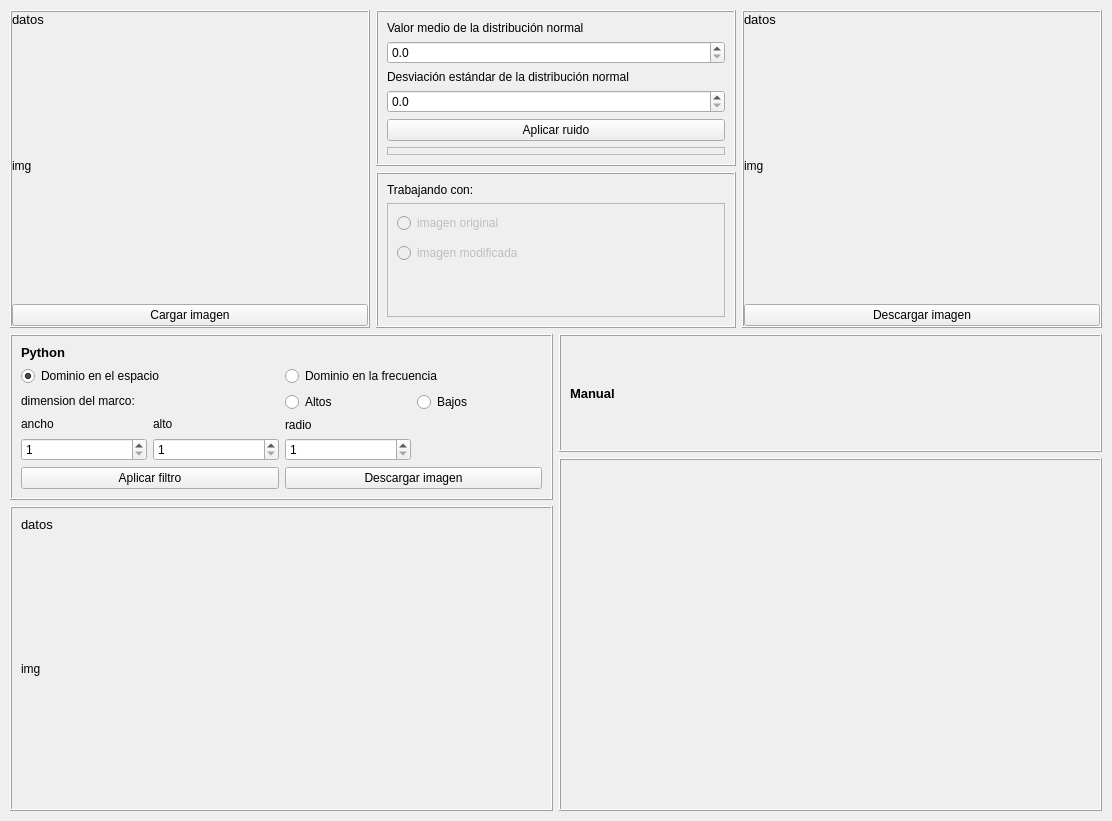
Above: gui.ui from leninrkb/reduccion-de-ruido-con-python before the change. Below: the same form after it.
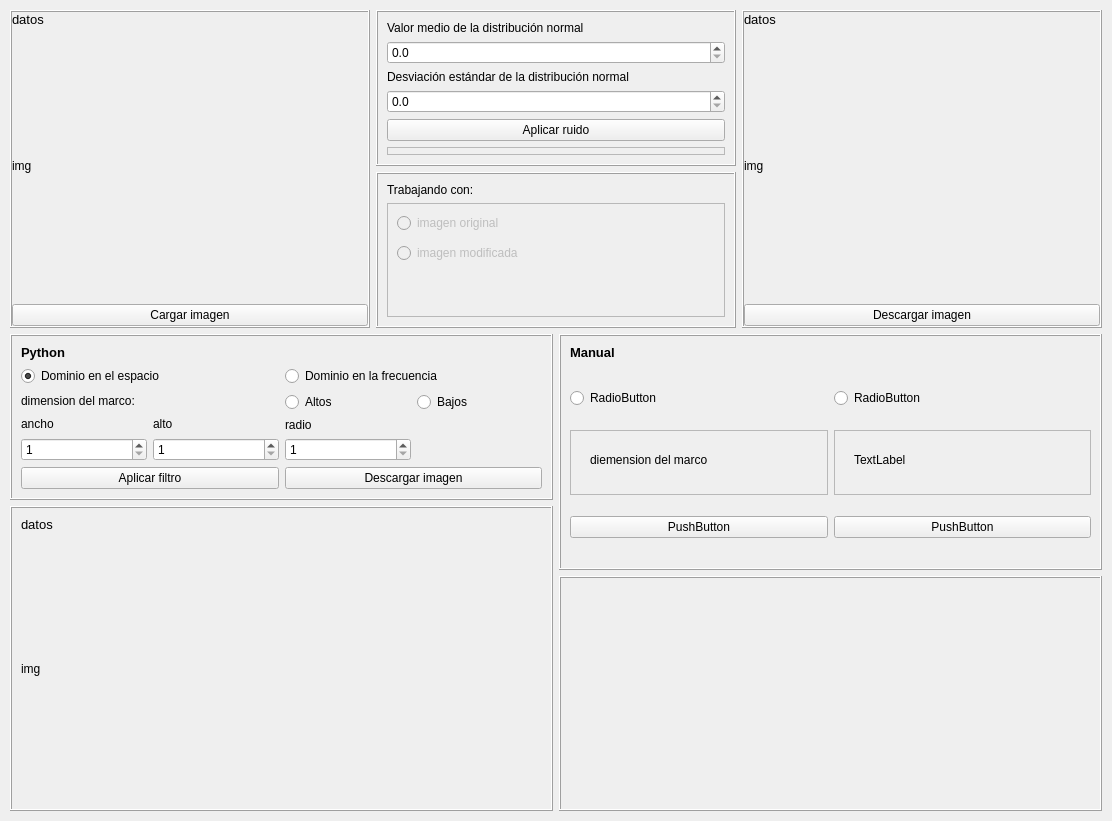
That is the form after the change.

The edit to the form file:
```diff
--- a/gui.ui
+++ b/gui.ui
@@ -653,7 +653,7 @@
          <property name="frameShadow">
           <enum>QFrame::Raised</enum>
          </property>
-         <layout class="QVBoxLayout" name="verticalLayout_8" stretch="1,3">
+         <layout class="QVBoxLayout" name="verticalLayout_8" stretch="1,1">
           <property name="leftMargin">
            <number>0</number>
           </property>
@@ -674,7 +674,7 @@
             <property name="frameShadow">
              <enum>QFrame::Raised</enum>
             </property>
-            <layout class="QVBoxLayout" name="verticalLayout_10" stretch="0">
+            <layout class="QVBoxLayout" name="verticalLayout_10" stretch="0,1">
              <item>
               <widget class="QLabel" name="label_4">
                <property name="font">
@@ -689,6 +689,179 @@
                </property>
               </widget>
              </item>
+             <item>
+              <widget class="QFrame" name="frame_20">
+               <property name="frameShape">
+                <enum>QFrame::NoFrame</enum>
+               </property>
+               <property name="frameShadow">
+                <enum>QFrame::Raised</enum>
+               </property>
+               <layout class="QVBoxLayout" name="verticalLayout_13">
+                <property name="spacing">
+                 <number>0</number>
+                </property>
+                <property name="leftMargin">
+                 <number>0</number>
+                </property>
+                <property name="topMargin">
+                 <number>0</number>
+                </property>
+                <property name="rightMargin">
+                 <number>0</number>
+                </property>
+                <property name="bottomMargin">
+                 <number>0</number>
+                </property>
+                <item>
+                 <widget class="QFrame" name="frame_21">
+                  <property name="frameShape">
+                   <enum>QFrame::NoFrame</enum>
+                  </property>
+                  <property name="frameShadow">
+                   <enum>QFrame::Raised</enum>
+                  </property>
+                  <layout class="QHBoxLayout" name="horizontalLayout_5">
+                   <property name="leftMargin">
+                    <number>0</number>
+                   </property>
+                   <property name="topMargin">
+                    <number>0</number>
+                   </property>
+                   <property name="rightMargin">
+                    <number>0</number>
+                   </property>
+                   <property name="bottomMargin">
+                    <number>0</number>
+                   </property>
+                   <item>
+                    <widget class="QRadioButton" name="radioButton">
+                     <property name="text">
+                      <string>RadioButton</string>
+                     </property>
+                    </widget>
+                   </item>
+                   <item>
+                    <widget class="QRadioButton" name="radioButton_2">
+                     <property name="text">
+                      <string>RadioButton</string>
+                     </property>
+                    </widget>
+                   </item>
+                  </layout>
+                 </widget>
+                </item>
+                <item>
+                 <widget class="QFrame" name="frame_22">
+                  <property name="frameShape">
+                   <enum>QFrame::NoFrame</enum>
+                  </property>
+                  <property name="frameShadow">
+                   <enum>QFrame::Raised</enum>
+                  </property>
+                  <layout class="QHBoxLayout" name="horizontalLayout_7">
+                   <property name="leftMargin">
+                    <number>0</number>
+                   </property>
+                   <property name="topMargin">
+                    <number>0</number>
+                   </property>
+                   <property name="rightMargin">
+                    <number>0</number>
+                   </property>
+                   <property name="bottomMargin">
+                    <number>0</number>
+                   </property>
+                   <item>
+                    <widget class="QFrame" name="frame_24">
+                     <property name="frameShape">
+                      <enum>QFrame::StyledPanel</enum>
+                     </property>
+                     <property name="frameShadow">
+                      <enum>QFrame::Raised</enum>
+                     </property>
+                     <widget class="QLabel" name="label_10">
+                      <property name="geometry">
+                       <rect>
+                        <x>20</x>
+                        <y>20</y>
+                        <width>181</width>
+                        <height>19</height>
+                       </rect>
+                      </property>
+                      <property name="text">
+                       <string>diemension del marco</string>
+                      </property>
+                     </widget>
+                    </widget>
+                   </item>
+                   <item>
+                    <widget class="QFrame" name="frame_25">
+                     <property name="frameShape">
+                      <enum>QFrame::StyledPanel</enum>
+                     </property>
+                     <property name="frameShadow">
+                      <enum>QFrame::Raised</enum>
+                     </property>
+                     <widget class="QLabel" name="label_11">
+                      <property name="geometry">
+                       <rect>
+                        <x>20</x>
+                        <y>20</y>
+                        <width>76</width>
+                        <height>19</height>
+                       </rect>
+                      </property>
+                      <property name="text">
+                       <string>TextLabel</string>
+                      </property>
+                     </widget>
+                    </widget>
+                   </item>
+                  </layout>
+                 </widget>
+                </item>
+                <item>
+                 <widget class="QFrame" name="frame_23">
+                  <property name="frameShape">
+                   <enum>QFrame::NoFrame</enum>
+                  </property>
+                  <property name="frameShadow">
+                   <enum>QFrame::Raised</enum>
+                  </property>
+                  <layout class="QHBoxLayout" name="horizontalLayout_6">
+                   <property name="leftMargin">
+                    <number>0</number>
+                   </property>
+                   <property name="topMargin">
+                    <number>0</number>
+                   </property>
+                   <property name="rightMargin">
+                    <number>0</number>
+                   </property>
+                   <property name="bottomMargin">
+                    <number>0</number>
+                   </property>
+                   <item>
+                    <widget class="QPushButton" name="pushButton">
+                     <property name="text">
+                      <string>PushButton</string>
+                     </property>
+                    </widget>
+                   </item>
+                   <item>
+                    <widget class="QPushButton" name="pushButton_2">
+                     <property name="text">
+                      <string>PushButton</string>
+                     </property>
+                    </widget>
+                   </item>
+                  </layout>
+                 </widget>
+                </item>
+               </layout>
+              </widget>
+             </item>
             </layout>
            </widget>
           </item>
```
